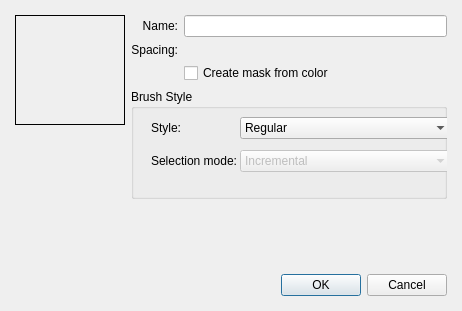
First picture: the form in plugins/paintops/libpaintop/forms/wdgcustombrush.ui, repository KDE/krita, before the edit.
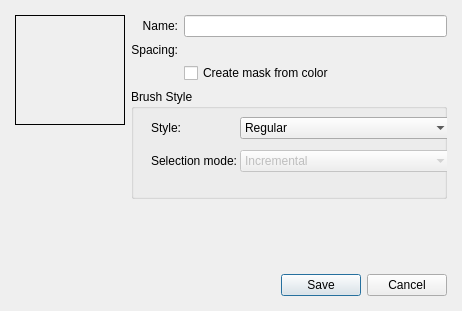
Second picture: the form after the edit. Custom widgets are drawn as their Qt base class.

The edit to the form file:
```diff
--- a/plugins/paintops/libpaintop/forms/wdgcustombrush.ui
+++ b/plugins/paintops/libpaintop/forms/wdgcustombrush.ui
@@ -262,7 +262,7 @@
           <enum>Qt::Horizontal</enum>
          </property>
          <property name="standardButtons">
-          <set>QDialogButtonBox::Cancel|QDialogButtonBox::Ok</set>
+          <set>QDialogButtonBox::Cancel|QDialogButtonBox::Save</set>
          </property>
         </widget>
        </item>
```
Left out of the diff: 2 changed lines with no effect on the pictures.
